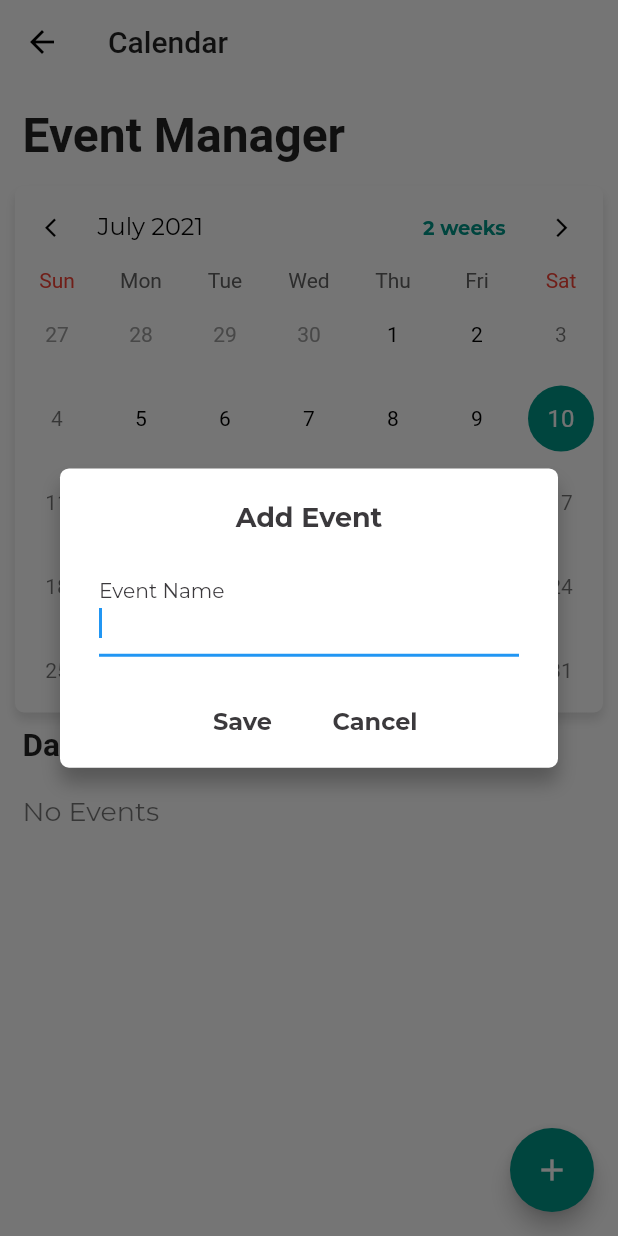
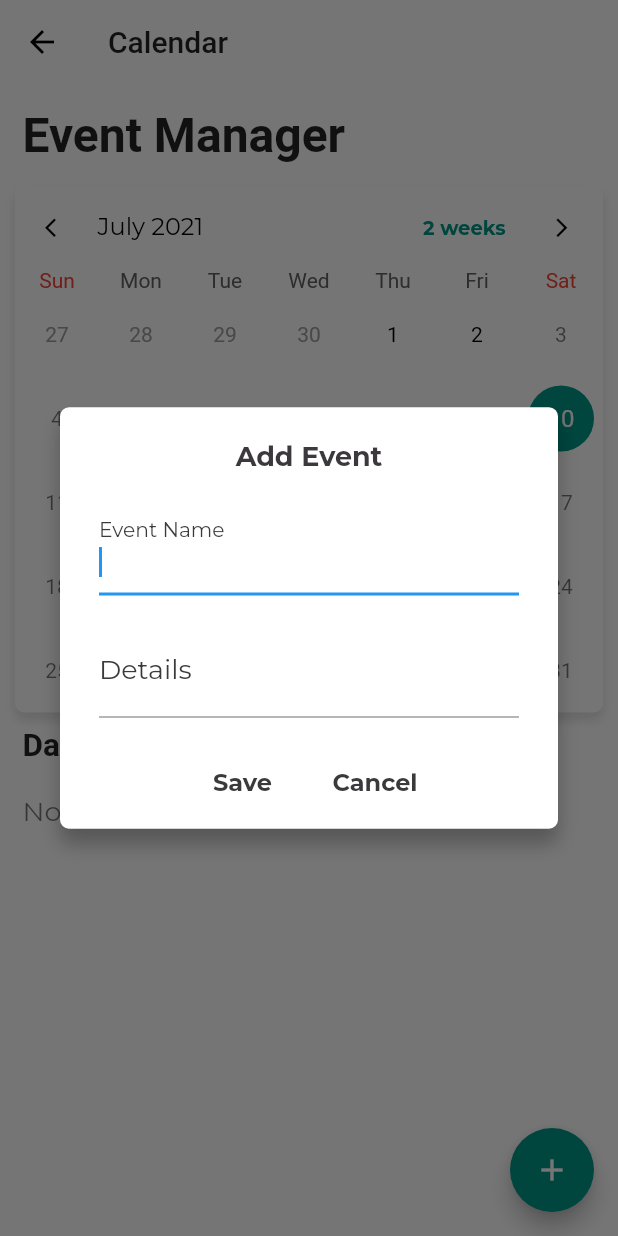
Before and after one commit to juriemaeac/ACADEMIA, a Flutter app: the Calendar screen opened by its route, after a tap on the "add" icon, on a phone screen of 412 x 824 dp. Run offline on Flutter 3.47's test engine with Material 2 defaults, Android fonts, the phone set to English and light mode, and no system bars; drawn by our look-alikes of table_calendar; our stand-ins replace animated_splash_screen, firebase_auth, firebase_core, flip_card, flutter_signin_button, flutter_slidable and 8 more; accounts and stored records are empty.

Commit message:
added details text field

```diff
--- a/project_academia/lib/calendar/calendarScreen.dart
+++ b/project_academia/lib/calendar/calendarScreen.dart
@@ -3,13 +3,10 @@ import 'dart:core';
 import 'package:flutter/material.dart';
 import 'package:google_fonts/google_fonts.dart';
 import 'package:font_awesome_flutter/font_awesome_flutter.dart';
-import 'package:sample1/calendar/addEventScreen.dart';
 import 'package:sample1/calendar/calendarModel.dart';
 import 'package:sample1/calendar/db.dart';
 import 'package:table_calendar/table_calendar.dart';
 import 'package:intl/intl.dart';
-
-import 'event_editing_page.dart';
 
 class Calendar extends StatefulWidget {
   @override
@@ -51,13 +48,11 @@ class _CalendarState extends State<Calendar> {
         decoration: BoxDecoration(
             border: Border(
           top: BorderSide(color: Theme.of(context).dividerColor),
-          )
-        ),
-        child:Row(
+        )),
+        child: Row(
           mainAxisAlignment: MainAxisAlignment.spaceBetween,
           children: [
             Text(d, style: Theme.of(context).primaryTextTheme.bodyText1),
-
             IconButton(
               icon: FaIcon(
                 FontAwesomeIcons.trashAlt,
@@ -81,7 +76,7 @@ class _CalendarState extends State<Calendar> {
 
   void _create(BuildContext context) {
     String _name = "";
-    String _description = "";
+    String _details = "";
     //String _time = "";
     var content = TextField(
       style: GoogleFonts.montserrat(
@@ -98,15 +93,30 @@ class _CalendarState extends State<Calendar> {
         _name = value;
       },
     );
+    var content1 = TextField(
+      style: GoogleFonts.montserrat(
+          color: Color.fromRGBO(105, 105, 108, 1), fontSize: 16),
+      autofocus: true,
+      decoration: InputDecoration(
+        labelStyle: GoogleFonts.montserrat(
+            color: Color.fromRGBO(59, 57, 60, 1),
+            fontSize: 18,
+            fontWeight: FontWeight.normal),
+        labelText: 'Details',
+      ),
+      onChanged: (value) {
+        _details = value;
+      },
+    );
     var btn = FlatButton(
         child: Text('Save',
             style: GoogleFonts.montserrat(
                 color: Color.fromRGBO(59, 57, 60, 1),
                 fontSize: 16,
                 fontWeight: FontWeight.bold)),
-      onPressed: () { _addEvent(_name);
-      }
-    );
+        onPressed: () {
+          _addEvent(_name);
+        });
     var cancelButton = FlatButton(
         child: Text('Cancel',
             style: GoogleFonts.montserrat(
@@ -147,11 +157,16 @@ class _CalendarState extends State<Calendar> {
                           color: Color.fromRGBO(59, 57, 60, 1),
                           fontSize: 18,
                           fontWeight: FontWeight.bold)),
-                  Container(padding: EdgeInsets.all(20),
+                  Container(
+                    padding: EdgeInsets.all(20),
                     child: Column(
-                    children: <Widget>[
-                      content
-                    ],
+                      children: <Widget>[content],
+                    ),
+                  ),
+                  Container(
+                    padding: EdgeInsets.fromLTRB(20, 0, 20, 20),
+                    child: Column(
+                      children: <Widget>[content1],
                     ),
                   ),
                   Row(
@@ -191,7 +206,6 @@ class _CalendarState extends State<Calendar> {
 
     Navigator.pop(context);
   }
-
 
   // Delete doesnt refresh yet, thats it, then done!
   void _deleteEvent(String s) {
@@ -259,18 +273,19 @@ class _CalendarState extends State<Calendar> {
     if (_selectedEvents.length == 0) {
       return Container(
         padding: EdgeInsets.fromLTRB(15, 20, 15, 5),
-        child: Text('No Events',style: GoogleFonts.montserrat(
-            textStyle: Theme.of(context).textTheme.headline4,
-            fontSize: 18),
+        child: Text(
+          'No Events',
+          style: GoogleFonts.montserrat(
+              textStyle: Theme.of(context).textTheme.headline4, fontSize: 18),
         ),
       );
     }
     return Container(
       padding: EdgeInsets.fromLTRB(15, 5, 15, 5),
-      child:
-        Text('Events',style: GoogleFonts.montserrat(
-            textStyle: Theme.of(context).textTheme.headline4,
-            fontSize: 18),
+      child: Text(
+        'Events',
+        style: GoogleFonts.montserrat(
+            textStyle: Theme.of(context).textTheme.headline4, fontSize: 18),
       ),
     );
   }
@@ -309,10 +324,8 @@ class _CalendarState extends State<Calendar> {
               padding: EdgeInsets.symmetric(horizontal: 15),
               child: Text(
                 'Daily Events',
-              style: TextStyle(
-                  fontSize: 21, fontWeight: FontWeight.bold),
-            )
-          ),
+                style: TextStyle(fontSize: 21, fontWeight: FontWeight.bold),
+              )),
           eventTitle(),
           Column(
             children: _eventWidgets,
@@ -322,7 +335,8 @@ class _CalendarState extends State<Calendar> {
       ),
       floatingActionButton: FloatingActionButton(
         backgroundColor: Colors.teal,
-        onPressed: () => _create(context),//Navigator.push(context, MaterialPageRoute(builder: (context) => AddEvent())),
+        onPressed: () => _create(
+            context), //Navigator.push(context, MaterialPageRoute(builder: (context) => AddEvent())),
         //onPressed: () => Navigator.of(context)
         //.push(MaterialPageRoute(builder: (context) => EventEditingPage())),
         child: Icon(
```
Also changed, not shown: project_academia/lib/calendar/addEventScreen.dart (deleted, +0 -371 lines), project_academia/lib/calendar/event.dart (deleted, +0 -19 lines), project_academia/lib/calendar/event_data_source.dart (deleted, +0 -26 lines), project_academia/lib/calendar/event_editing_page.dart (deleted, +0 -21 lines), project_academia/lib/calendar/timePicker.dart (added, +43 -0 lines). Lines whose indentation alone changed are shown as unchanged.
